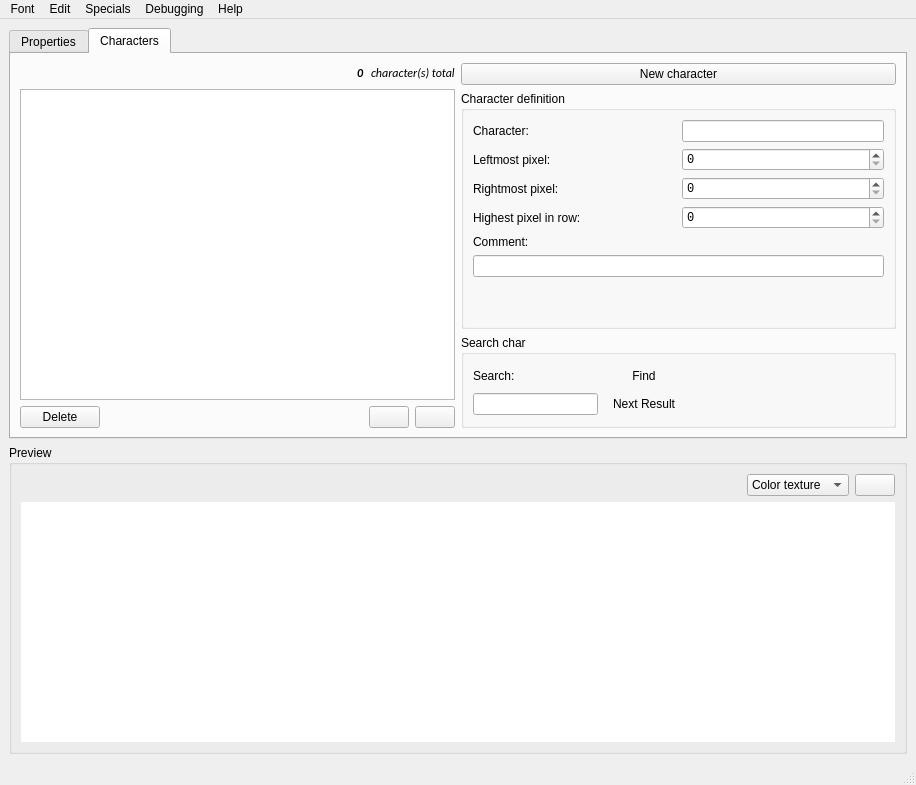
The window that OTModules/wfonts.ui (pietr26/OMSI-Tools) describes before a commit, drawn with Qt 5.
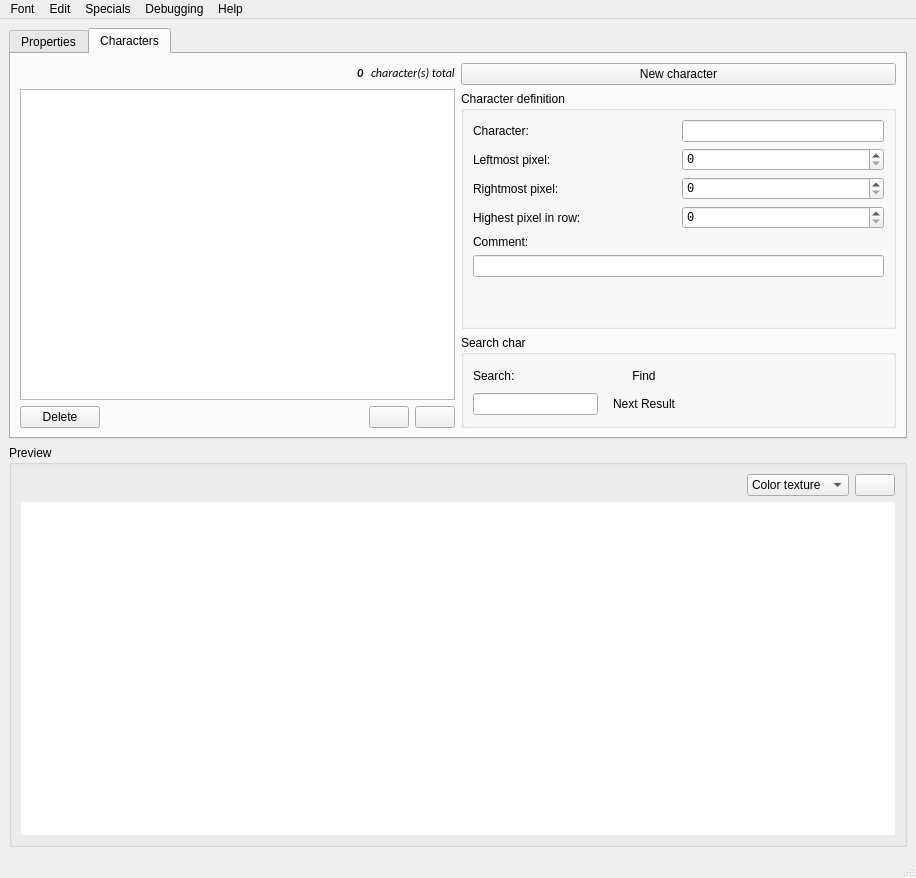
The same window after the commit. Icons and pictures are not drawn.

Patch:
```diff
--- a/OTModules/wfonts.ui
+++ b/OTModules/wfonts.ui
@@ -7,7 +7,7 @@
     <x>0</x>
     <y>0</y>
     <width>916</width>
-    <height>785</height>
+    <height>878</height>
    </rect>
   </property>
   <property name="acceptDrops">
```
Left out of the diff: 37 changed lines with no effect on the pictures.
